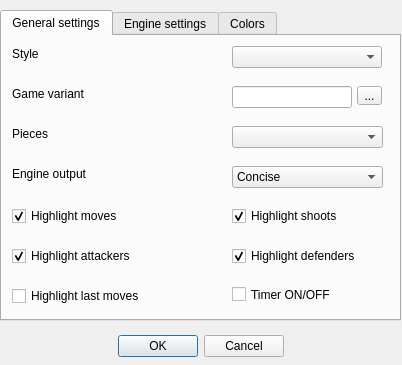
fire-lizard/QBoard, file settingsdialog.ui: the form before one commit.
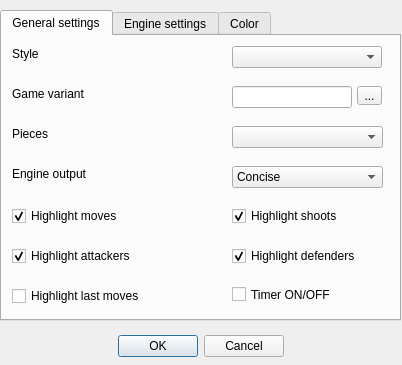
The form after the commit.

The edit to the form file:
```diff
--- a/settingsdialog.ui
+++ b/settingsdialog.ui
@@ -413,7 +413,7 @@
    </widget>
    <widget class="QWidget" name="tab_3">
     <attribute name="title">
-     <string>Colors</string>
+     <string>Color</string>
     </attribute>
    </widget>
   </widget>
```
